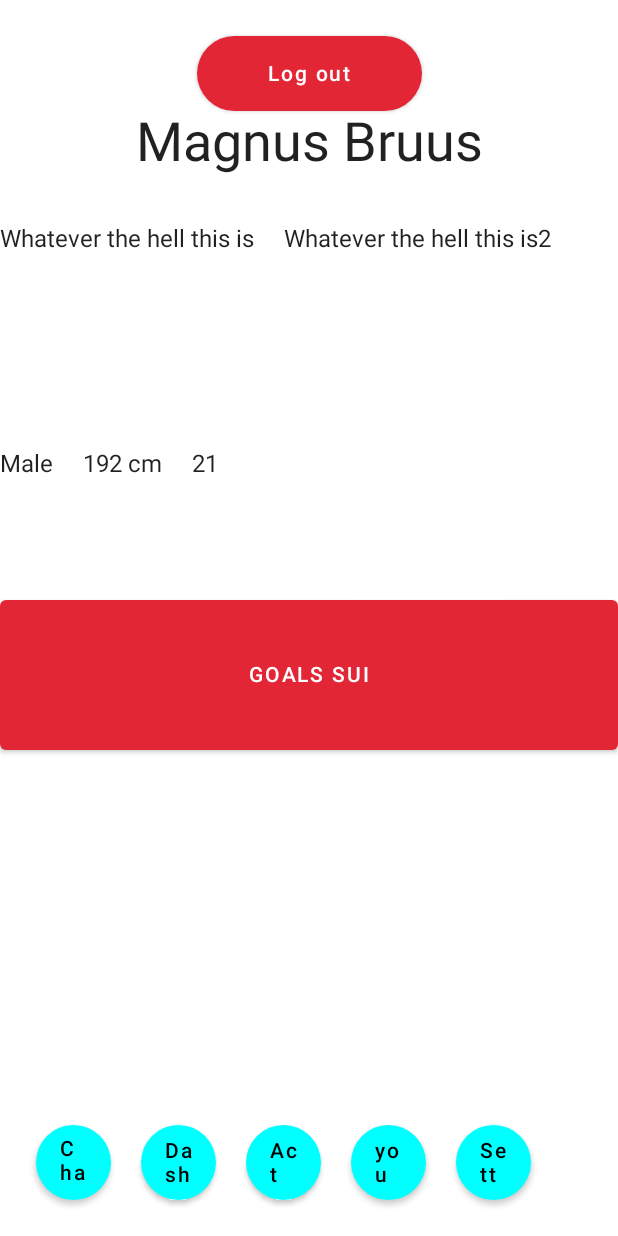
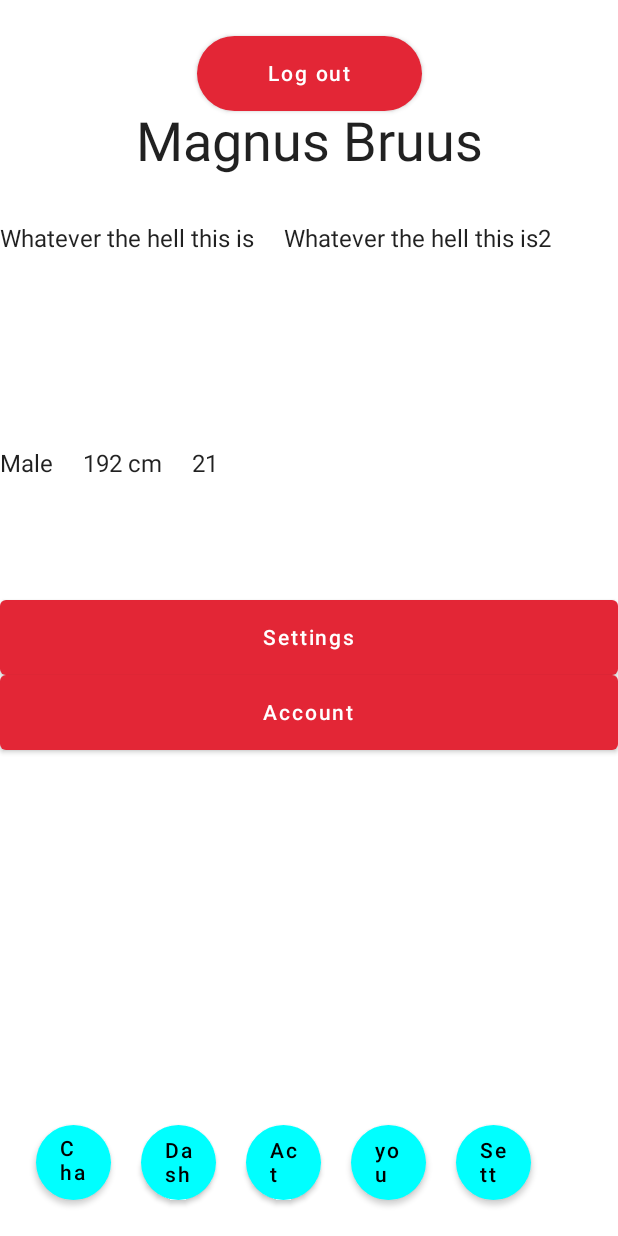
Before and after one commit to AncientCarbon/LivPart2, an Android app built with Jetpack Compose: the screen it shows after launch (MainActivity), on a phone screen of 412 x 824 dp. Run offline under Robolectric (Android 15) with nearby library versions, the phone set to English and light mode, and no system bars.

Commit message:
Account button added

```diff
--- a/app/src/main/java/com/example/livpart2/ProfileScreen.kt
+++ b/app/src/main/java/com/example/livpart2/ProfileScreen.kt
@@ -59,7 +59,8 @@ fun ProfileApp(modifier: Modifier = Modifier) {
         }
         Column(modifier = Modifier
                 .padding(top=400.dp),){
-            Goals()
+            Settings()
+            Account()
         }
 
         BotNav()
@@ -68,12 +69,22 @@ fun ProfileApp(modifier: Modifier = Modifier) {
 
 
 @Composable
-fun Goals(){
+fun Settings(){
     Button(onClick = { /*TODO*/ }, modifier = Modifier
-            .padding()
-            .fillMaxWidth()
-            .height(100.dp)) {
-        Text(text = "GOALS SUI")
+        .padding()
+        .fillMaxWidth()
+        .height(50.dp)) {
+        Text(text = "Settings")
+    }
+}
+
+@Composable
+fun Account(){
+    Button(onClick = { /*TODO*/ }, modifier = Modifier
+        .padding()
+        .fillMaxWidth()
+        .height(50.dp)) {
+        Text(text = "Account")
     }
 }
 
@@ -104,9 +115,9 @@ fun LogOutButton(){
             onClick = { },
             shape = RoundedCornerShape(50.dp),
             modifier = Modifier
-                    .padding(top = 24.dp)
-                    .width(150.dp)
-                    .height(50.dp)
+                .padding(top = 24.dp)
+                .width(150.dp)
+                .height(50.dp)
     ) {
         Text(text = "Log out")
     }
```
